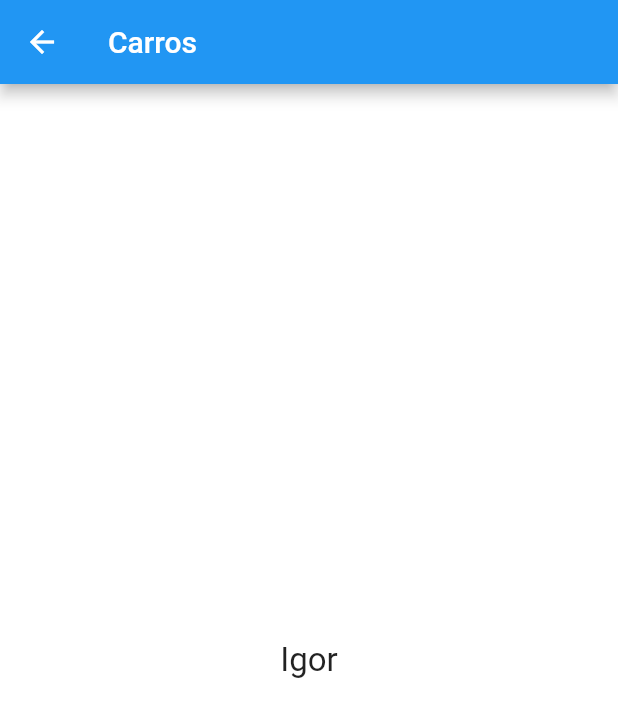
After one commit to igoramorim/flutter-carros, a Flutter app: the Homepage screen opened directly, on a phone screen of 412 x 824 dp. The commit adds this screen. Shown: the top 717 px of the screen. Run offline on Flutter 3.47's test engine with Material 2 defaults, Android fonts, the phone set to English and light mode, and no system bars.

Commit message:
add navigation to home page

```diff
--- /dev/null
+++ b/lib/pages/home_page.dart
@@ -0,0 +1,24 @@
+import 'package:flutter/material.dart';
+
+class Homepage extends StatelessWidget {
+  @override
+  Widget build(BuildContext context) {
+    return Scaffold(
+      appBar: AppBar(
+        title: Text("Carros"),
+      ),
+      body: _body(),
+    );
+  }
+
+  _body() {
+    return Center(
+      child: Text(
+        "Igor",
+        style: TextStyle(
+          fontSize: 22,
+        ),
+      ),
+    );
+  }
+}
--- a/lib/pages/login_page.dart
+++ b/lib/pages/login_page.dart
@@ -1,3 +1,5 @@
+import 'package:carros/pages/home_page.dart';
+import 'package:carros/utils/nav.dart';
 import 'package:carros/widgets/app_button.dart';
 import 'package:carros/widgets/app_text.dart';
 import 'package:flutter/material.dart';
@@ -78,6 +80,8 @@ class _LoginpageState extends State<Loginpage> {
     String password = _tPassword.text;
 
     print("Login: $login, Senha: $password");
+
+    push(context, Homepage());
   }
 
   String _validateLogin(String text) {
--- /dev/null
+++ b/lib/utils/nav.dart
@@ -0,0 +1,7 @@
+import 'package:flutter/material.dart';
+
+Future push(BuildContext context, Widget page) {
+  return Navigator.push(context, MaterialPageRoute(builder: (BuildContext context) {
+    return page;
+  }));
+}
```
